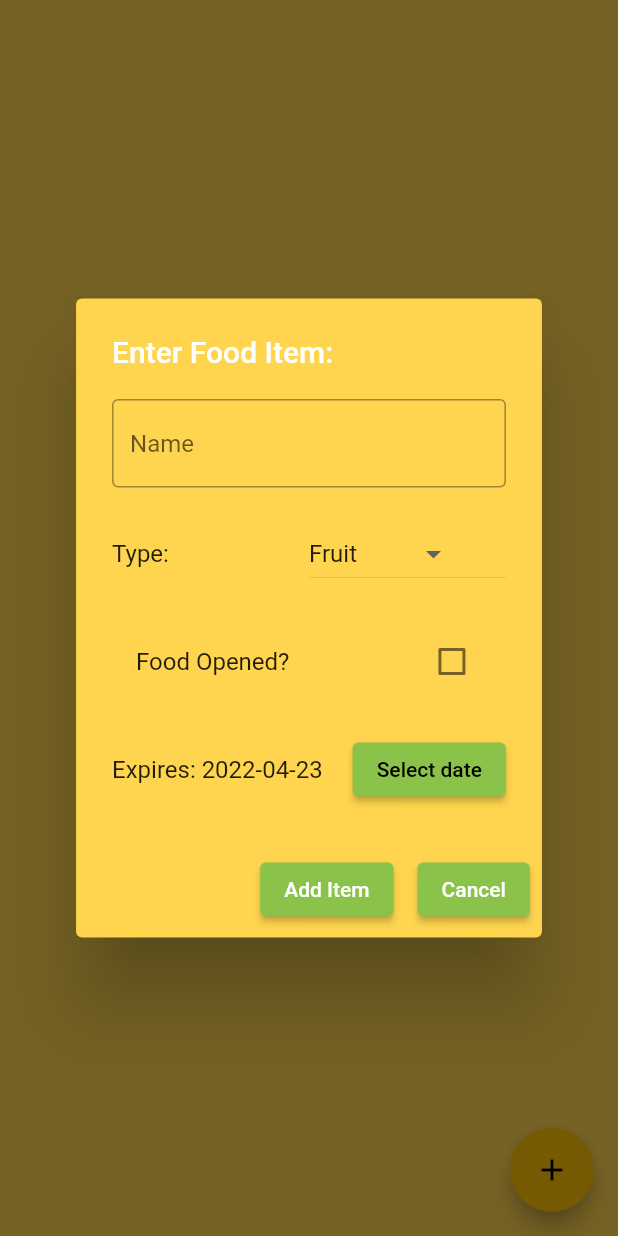
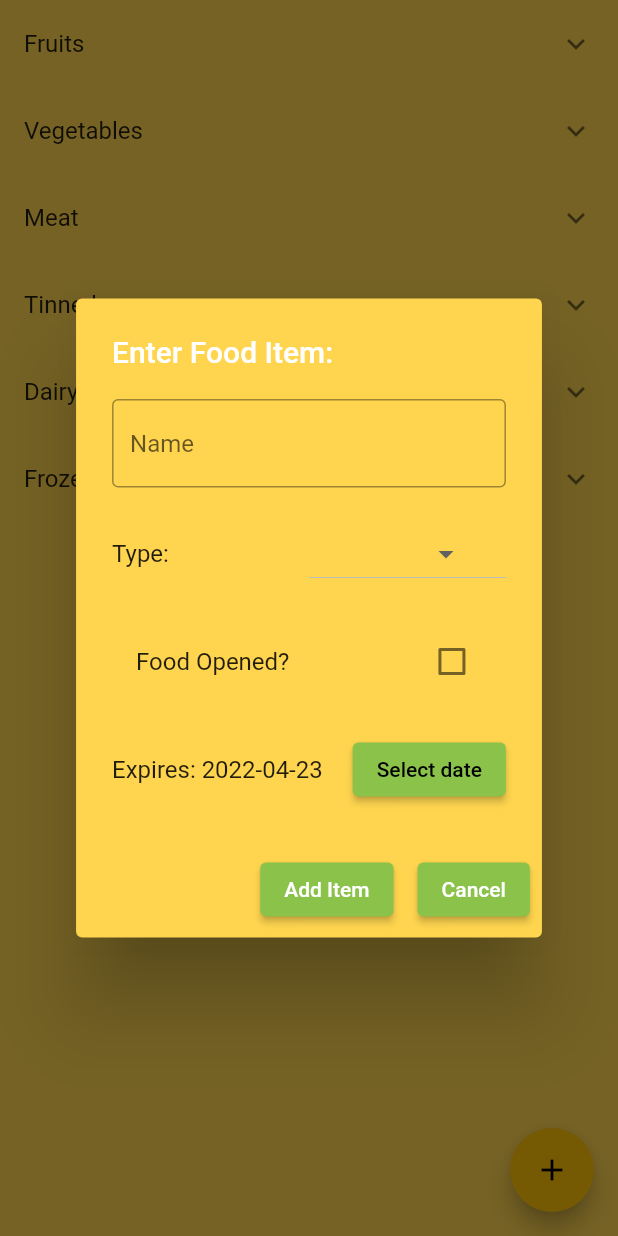
Before and after one commit to benkee/cubby, a Flutter app: the InventoryPage screen opened directly with empty values, after a tap on the "add" icon, on a phone screen of 412 x 824 dp. Run offline on Flutter 3.47's test engine with Material 2 defaults, Android fonts, the phone set to English and light mode, and no system bars; our stand-ins replace cloud_firestore, firebase_auth, firebase_core, form_validator; accounts and stored records are empty.

Commit message:
Inventory foods are separated by food type

```diff
--- a/lib/constants/constants.dart
+++ b/lib/constants/constants.dart
@@ -1,6 +1,6 @@
 const List<String> foodTypes = [
-  'Fruit',
-  'Vegetable',
+  'Fruits',
+  'Vegetables',
   'Meat',
   'Tinned',
   'Dairy',
--- a/lib/views/home/inventory.dart
+++ b/lib/views/home/inventory.dart
@@ -1,8 +1,8 @@
+import 'package:cubby/widgets/food_item_expansion_tile.dart';
 import 'package:flutter/material.dart';
 
 import '../../models/food_item.dart';
 import '../../services/firebase_crud.dart';
-import '../../widgets/food_item_card.dart';
 import '../../widgets/food_item_input.dart';
 
 class InventoryPage extends StatefulWidget {
@@ -30,15 +30,18 @@ class _InventoryPageState extends State<InventoryPage> {
               child: Text('Error gathering data: ${projectSnap.error}'),
             );
           } else {
-            return ListView.builder(
-                itemCount: (projectSnap.data as List<FoodItem>).length,
-                itemBuilder: (context, index) {
-                  List<FoodItem> foodItems = projectSnap.data as List<FoodItem>;
-                  return FoodItemCard(
-                    foodItem: foodItems[index],
-                    userID: widget.userID,
-                  );
-                });
+            List<FoodItem> foodItems = projectSnap.data as List<FoodItem>;
+            Map categorizedFoodItems = {};
+            List<Widget> expansionTiles = [];
+            for (int i = 0; i < 6; i++) {
+              categorizedFoodItems[i] =
+                  foodItems.where((element) => element.type == i).toList();
+              expansionTiles.add(FoodItemExpansionTile(
+                  type: i,
+                  foodItems: categorizedFoodItems[i],
+                  userID: widget.userID));
+            }
+            return ListView(children: expansionTiles);
           }
         },
         future: FirebaseCRUD.getFoodItems(widget.userID),
--- a/lib/widgets/food_item_card.dart
+++ b/lib/widgets/food_item_card.dart
@@ -21,7 +21,7 @@ class _FoodItemCardState extends State<FoodItemCard> {
     return Card(
         color: Colors.lightGreen,
         elevation: 8,
-        margin: const EdgeInsets.all(15),
+        margin: const EdgeInsets.all(8),
         shape: OutlineInputBorder(
             borderRadius: BorderRadius.circular(10),
             borderSide: const BorderSide(color: Colors.lightGreen, width: 1)),
@@ -43,7 +43,9 @@ class _FoodItemCardState extends State<FoodItemCard> {
                           color: Colors.white,
                         ),
                       )),
-                      const SizedBox(width: 10,),
+                      const SizedBox(
+                        width: 10,
+                      ),
                       CircleAvatar(
                         backgroundImage: AssetImage(constants.foodTypeImage[0]),
                       ),
--- /dev/null
+++ b/lib/widgets/food_item_expansion_tile.dart
@@ -0,0 +1,45 @@
+import 'package:cubby/constants/constants.dart' as constants;
+import 'package:flutter/material.dart';
+
+import '../models/food_item.dart';
+import 'food_item_card.dart';
+
+class FoodItemExpansionTile extends StatefulWidget {
+  late int type;
+  late List<FoodItem> foodItems;
+  late String userID;
+  FoodItemExpansionTile(
+      {required this.type,
+      required this.foodItems,
+      required this.userID,
+      Key? key})
+      : super(key: key);
+
+  @override
+  State<FoodItemExpansionTile> createState() => _FoodItemExpansionTileState();
+}
+
+class _FoodItemExpansionTileState extends State<FoodItemExpansionTile> {
+  @override
+  Widget build(BuildContext context) {
+    print(widget.type);
+    print(widget.foodItems.toString());
+    return ExpansionTile(
+        title: Text(constants.foodTypes[widget.type]),
+        children: [
+          ListView.builder(
+              shrinkWrap: true,
+              itemCount: widget.foodItems.length,
+              itemBuilder: (context, index) {
+                try {
+                  return FoodItemCard(
+                    foodItem: widget.foodItems[index],
+                    userID: widget.userID,
+                  );
+                } catch (e) {
+                  return const Text('Failed to load items');
+                }
+              }),
+        ]);
+  }
+}
```
